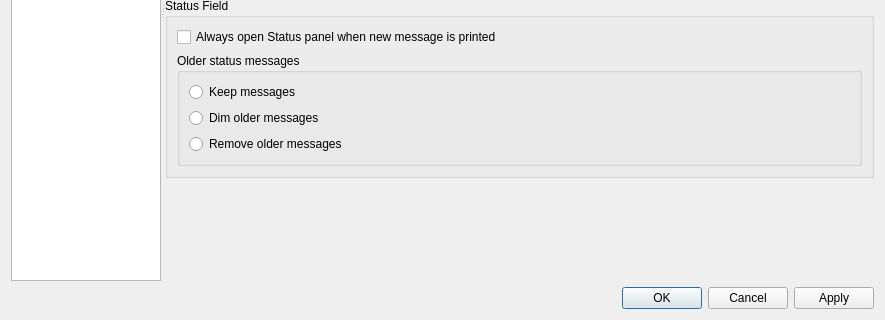
Before: the Qt Designer form Letos/gui/dialogs/configdialog.ui in Mu-L/sqlitestudio, drawn with Qt 5; both pictures show x 0 to 885 and y 269 to 589 of the 885 by 589 pixel window.
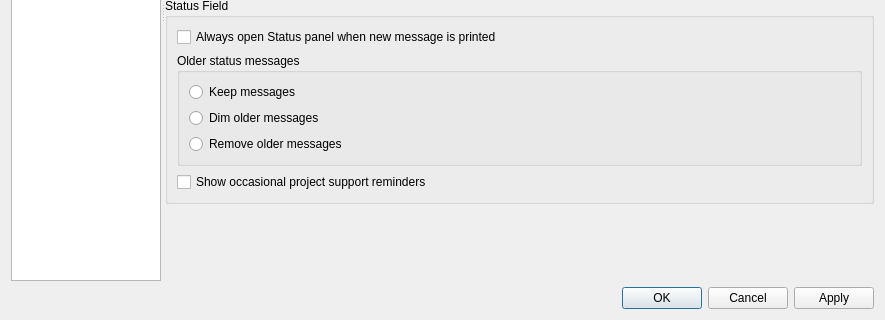
After: the same form once the commit is applied. The open tabs and pages were chosen to show the change. Icons and pictures are not drawn. Custom widgets are drawn as their Qt base class.

Commit message: Added support reminders/mentionings.

```diff
--- a/Letos/gui/dialogs/configdialog.ui
+++ b/Letos/gui/dialogs/configdialog.ui
@@ -1237,6 +1237,19 @@
                 </layout>
                </widget>
               </item>
+              <item>
+               <widget class="QCheckBox" name="supportRemindersCheck">
+                <property name="toolTip">
+                 <string>&lt;html&gt;&lt;head/&gt;&lt;body&gt;&lt;p&gt;Occasionally show a status message with information about supporting the Letos project. These reminders appear infrequently and can be disabled at any time.&lt;/p&gt;&lt;/body&gt;&lt;/html&gt;</string>
+                </property>
+                <property name="text">
+                 <string>Show occasional project support reminders</string>
+                </property>
+                <property name="cfg" stdset="0">
+                 <string>SupportReminder.ShowOccasional</string>
+                </property>
+               </widget>
+              </item>
              </layout>
             </widget>
            </item>
```
Left out of the diff: 4 changed lines with no effect on the pictures. The commit also changes 8 other files.
